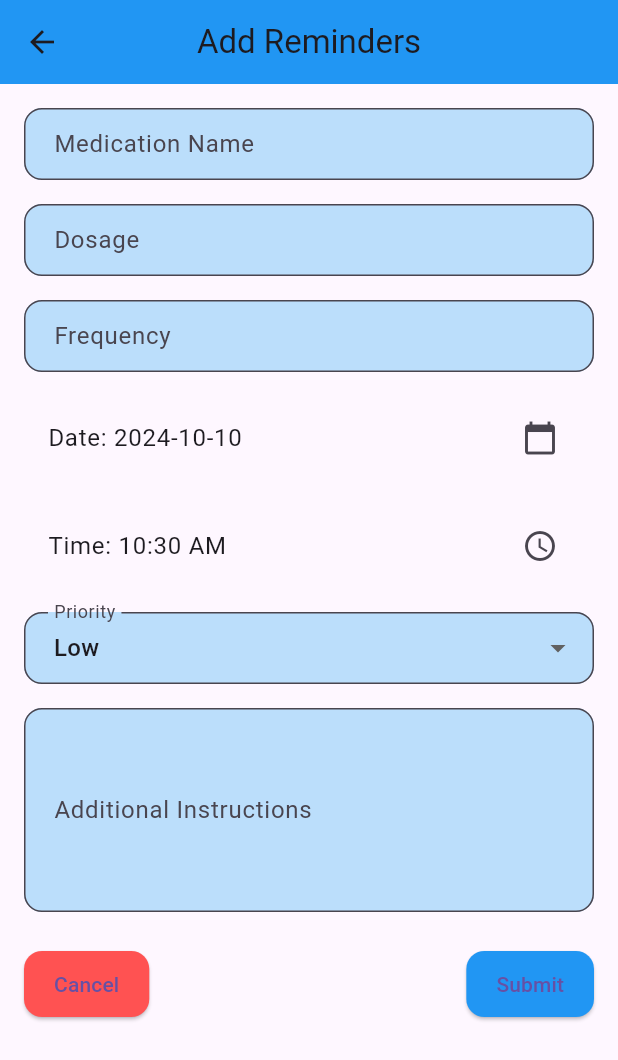
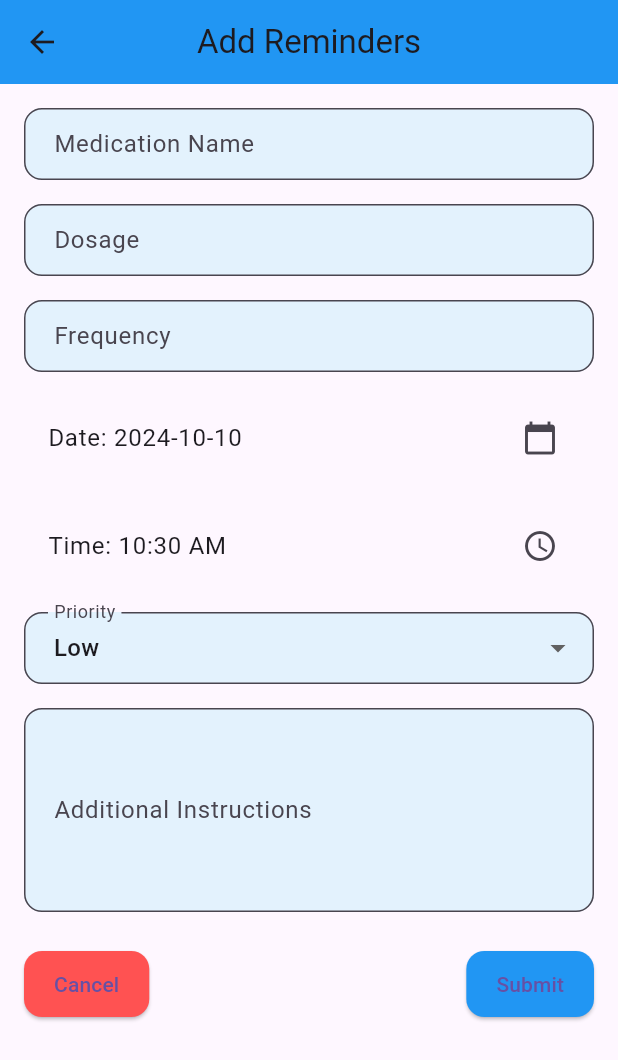
Before and after one commit to Sachintha-Dinuranga/medicare, a Flutter app: the AddReminder screen opened directly, on a phone screen of 412 x 824 dp. Shown: the top 1060 px of the screen. Run offline on Flutter 3.47's test engine with Material 3 defaults, Android fonts, the light colour scheme and no system bars; our stand-ins replace flutter_local_notifications, logger, permission_handler, shared_preferences, table_calendar, timezone; accounts and stored records are empty.

Commit message:
ui changes

```diff
--- a/lib/features/reminder/add_reminder.dart
+++ b/lib/features/reminder/add_reminder.dart
@@ -167,7 +167,7 @@ class _AddReminderState extends State<AddReminder> {
                     borderRadius: BorderRadius.circular(12),
                   ),
                   filled: true,
-                  fillColor: Colors.blue[100],
+                  fillColor: Colors.blue[50],
                   contentPadding:
                       const EdgeInsets.symmetric(horizontal: 16, vertical: 12),
                 ),
@@ -192,7 +192,7 @@ class _AddReminderState extends State<AddReminder> {
                     borderRadius: BorderRadius.circular(12),
                   ),
                   filled: true,
-                  fillColor: Colors.blue[100],
+                  fillColor: Colors.blue[50],
                   contentPadding:
                       const EdgeInsets.symmetric(horizontal: 16, vertical: 12),
                 ),
@@ -217,7 +217,7 @@ class _AddReminderState extends State<AddReminder> {
                     borderRadius: BorderRadius.circular(12),
                   ),
                   filled: true,
-                  fillColor: Colors.blue[100],
+                  fillColor: Colors.blue[50],
                   contentPadding:
                       const EdgeInsets.symmetric(horizontal: 16, vertical: 12),
                 ),
@@ -259,7 +259,7 @@ class _AddReminderState extends State<AddReminder> {
                     borderRadius: BorderRadius.circular(12),
                   ),
                   filled: true,
-                  fillColor: Colors.blue[100],
+                  fillColor: Colors.blue[50],
                   contentPadding:
                       const EdgeInsets.symmetric(horizontal: 16, vertical: 12),
                 ),
@@ -289,7 +289,7 @@ class _AddReminderState extends State<AddReminder> {
                     borderRadius: BorderRadius.circular(12),
                   ),
                   filled: true,
-                  fillColor: Colors.blue[100],
+                  fillColor: Colors.blue[50],
                   contentPadding:
                       const EdgeInsets.symmetric(horizontal: 16, vertical: 20),
                 ),
--- a/lib/features/reminder/notification_service.dart
+++ b/lib/features/reminder/notification_service.dart
@@ -1,5 +1,5 @@
 import 'package:flutter_local_notifications/flutter_local_notifications.dart';
-import 'package:logger/logger.dart';
+// import 'package:logger/logger.dart';
 import 'package:timezone/data/latest.dart' as tz;
 import 'package:timezone/timezone.dart' as tz;
 import 'package:permission_handler/permission_handler.dart';
```
